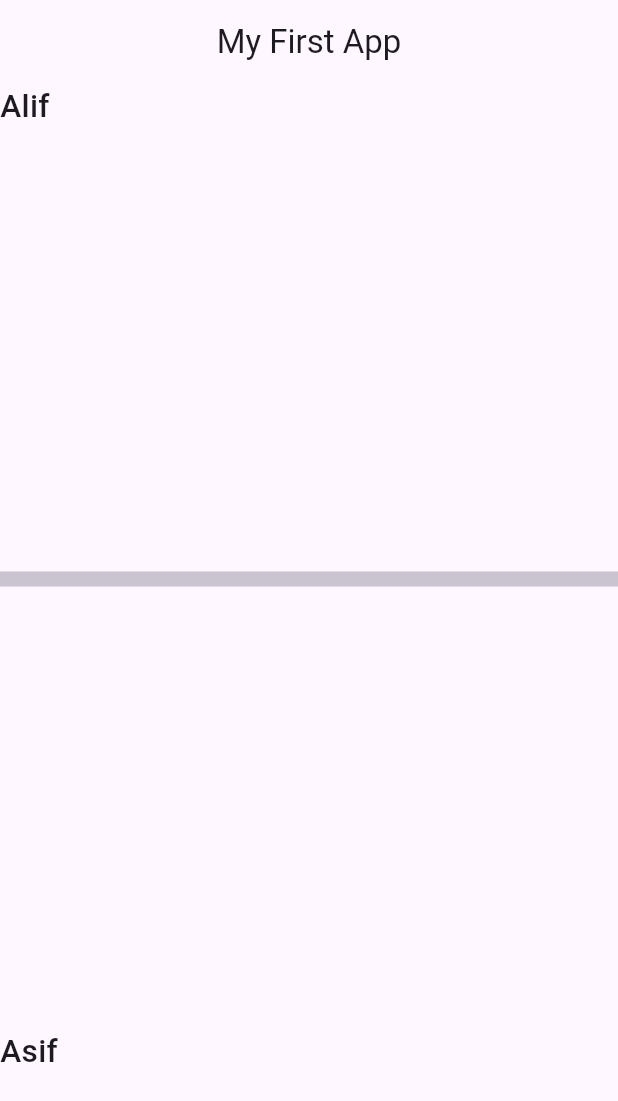
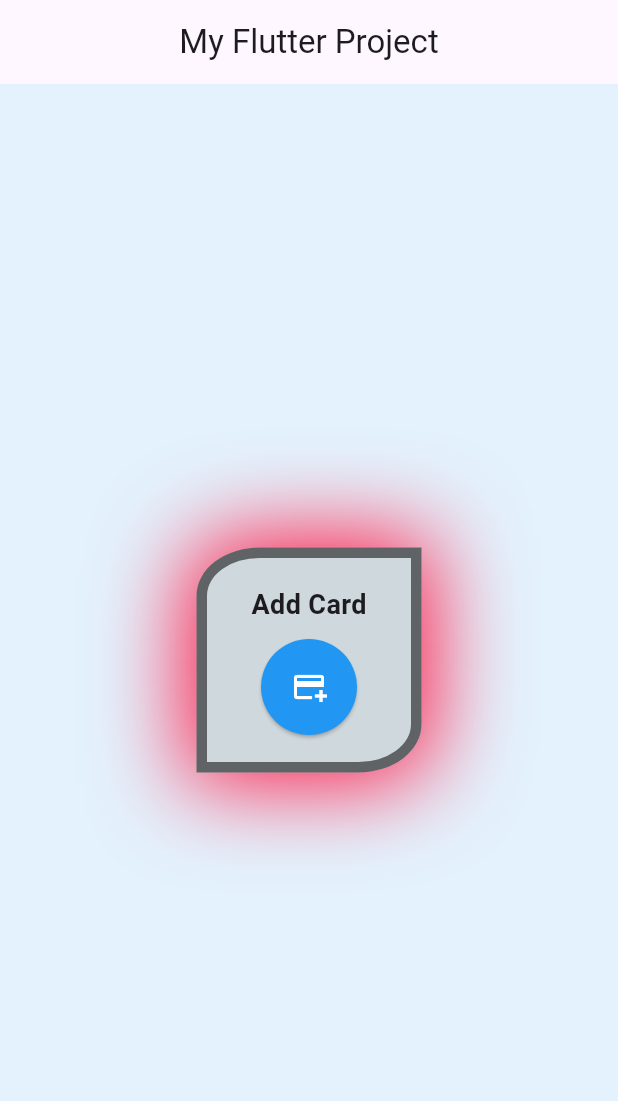
Before and after one commit to fahim-shahriar-alif/flutter, a Flutter app: the screen it shows after launch, on a phone screen of 412 x 824 dp. Shown: the top 1101 px of the screen. Run offline on Flutter 3.47's test engine with Material 3 defaults, Android fonts, the phone set to English and light mode, and no system bars.

Commit message:
Added some decorations and decorations with button

```diff
--- /dev/null
+++ b/lib/decrationwithbutton.dart
@@ -0,0 +1,65 @@
+import 'package:flutter/material.dart';
+
+class DecorationWithButton extends StatelessWidget {
+  const DecorationWithButton({super.key});
+
+  @override
+  Widget build(BuildContext context) {
+    return Scaffold(
+      appBar: AppBar(
+        title: const Center(child: Text("My Flutter Project")),
+      ),
+      body: Container(
+        width: double.infinity,
+        height: double.infinity,
+        color: Colors.blue.shade50,
+        child: Center(
+          child: Container(
+            width: 150,
+            height: 150,
+            decoration: BoxDecoration(
+              color: Colors.blueGrey.shade100,
+              borderRadius: const BorderRadius.only(
+                topLeft: Radius.elliptical(42, 32),
+                bottomRight: Radius.elliptical(42, 32),
+              ),
+              border: Border.all(
+                width: 7,
+                color: Colors.black54,
+              ),
+              boxShadow: [
+                BoxShadow(
+                  blurRadius: 52,
+                  color: Colors.redAccent.shade400,
+                  spreadRadius: 7,
+                )
+              ],
+            ),
+            child: Column(
+              mainAxisAlignment: MainAxisAlignment.center,
+              children: [
+                const Text(
+                  "Add Card",
+                  style: TextStyle(fontSize: 18, fontWeight: FontWeight.bold),
+                ),
+                const SizedBox(height: 10),
+                ElevatedButton(
+                  onPressed: () {
+                    print("Round Button Pressed!");
+                  },
+                  style: ElevatedButton.styleFrom(
+                    shape: const CircleBorder(), // Makes the button circular
+                    padding: const EdgeInsets.all(20), // Adjusts button size
+                    backgroundColor: Colors.blue, // Button background color
+                    foregroundColor: Colors.white, // Button text color
+                  ),
+                  child: const Icon(Icons.add_card, size: 24), // Optional icon or text
+                ),
+              ],
+            ),
+          ),
+        ),
+      ),
+    );
+  }
+}
--- a/lib/list.dart
+++ b/lib/list.dart
@@ -53,7 +53,7 @@ class list1 extends StatelessWidget {
 
         scrollDirection: Axis.vertical,
         separatorBuilder: (context,index){
-          return Divider(height: 600,thickness: 10,);
+          return Divider(height: 100,thickness: 2,);
         }
       ),
       );
--- a/lib/main.dart
+++ b/lib/main.dart
@@ -1,4 +1,6 @@
 import 'package:flutter/material.dart';
+import 'package:row/decoration.dart';
+import 'package:row/decrationwithbutton.dart';
 import 'package:row/inkwellwidget.dart';
 import 'package:row/list.dart';
 import 'package:row/practice.dart';
@@ -20,7 +22,7 @@ class MyApp extends StatelessWidget {
       theme: ThemeData(
         primarySwatch: Colors.lightBlue,
       ),
-      home: const list1(),
+      home: const DecorationWithButton(),
     );
   }
 }
```
Also changed, not shown: lib/decoration.dart (added, +40 -0 lines), lib/listpractice.dart (added, +63 -0 lines).
